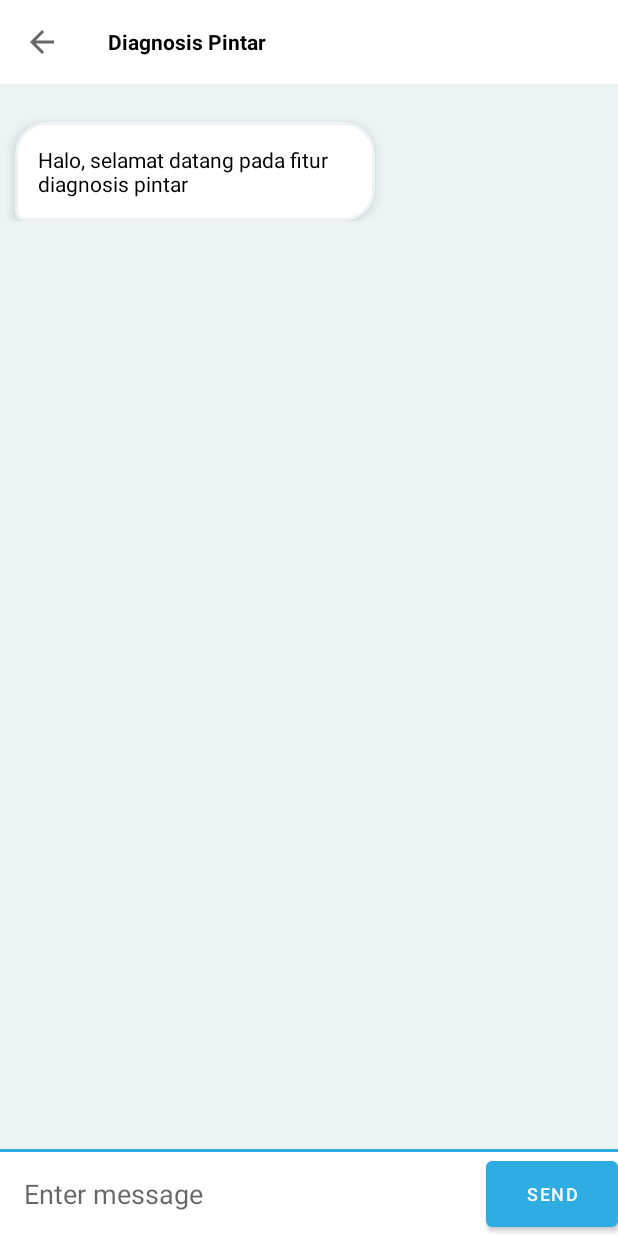
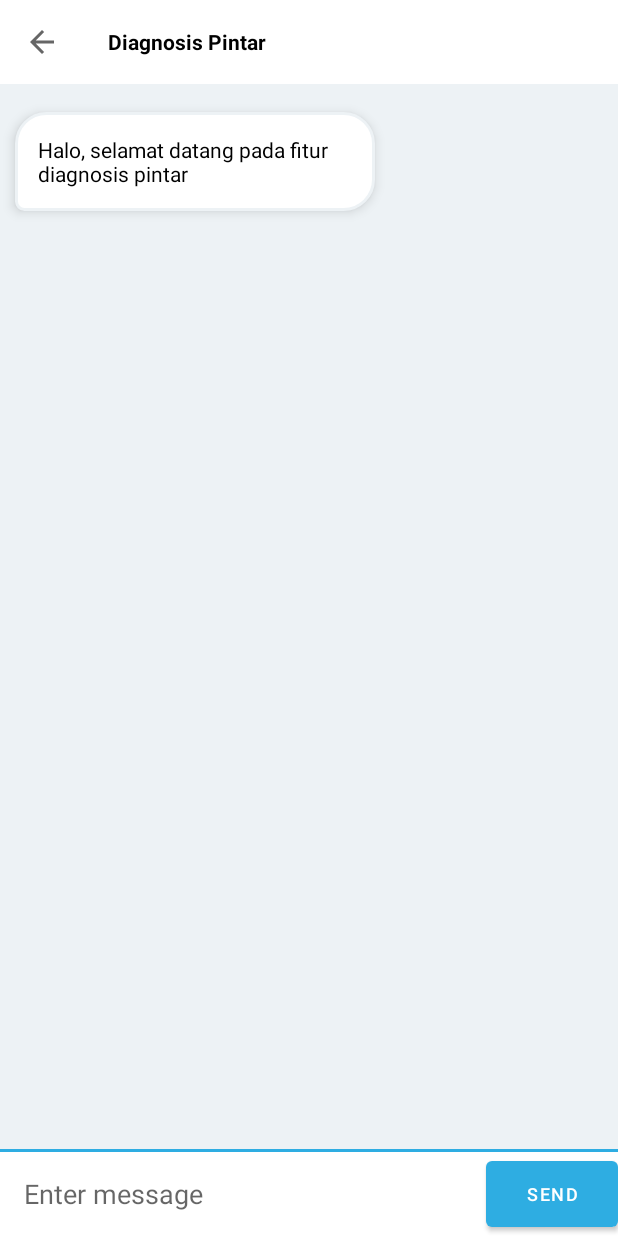
Before and after one commit to abdulkhobirr/MiniMyHealthApp, an Android app: the HomeActivity screen opened directly, with no data from a screen before it, after a tap on "Diagnosis Pintar", on a phone screen of 412 x 824 dp. Run offline under Robolectric (Android 15) with nearby library versions, the phone set to English and light mode, and no system bars; our stand-ins replace Room's generated code, RxJava.

Commit message:
Some fixes and code improvements

```diff
--- a/app/src/main/java/com/example/myhealthdiary/data/user/UserRepository.kt
+++ b/app/src/main/java/com/example/myhealthdiary/data/user/UserRepository.kt
@@ -1,6 +1,5 @@
 package com.example.myhealthdiary.data.user
 
-import androidx.lifecycle.LiveData
 import com.example.myhealthdiary.data.user.dao.UserDao
 import com.example.myhealthdiary.data.user.entity.User
 
@@ -9,6 +8,10 @@ class UserRepository(private val userDao: UserDao){
         return userDao.getUser(username, password)
     }
 
+    fun getUserData(username: String): User {
+        return userDao.getUserData(username)
+    }
+
     suspend fun addUser(user: User){
         userDao.addUser(user)
     }
--- a/app/src/main/java/com/example/myhealthdiary/data/user/dao/UserDao.kt
+++ b/app/src/main/java/com/example/myhealthdiary/data/user/dao/UserDao.kt
@@ -10,6 +10,9 @@ interface UserDao {
     @Query ("SELECT * FROM user_table WHERE Username= :username AND Password= :password")
     fun getUser(username:String, password: String): List<User>
 
+    @Query ("SELECT * FROM user_table WHERE Username= :username")
+    fun getUserData(username:String): User
+
     @Insert(onConflict = OnConflictStrategy.IGNORE)
     suspend fun addUser(user: User)
 }
--- a/app/src/main/java/com/example/myhealthdiary/view/home/HomeActivity.kt
+++ b/app/src/main/java/com/example/myhealthdiary/view/home/HomeActivity.kt
@@ -1,13 +1,19 @@
 package com.example.myhealthdiary.view.home
 
 import android.content.Context
+import android.content.Intent
 import androidx.appcompat.app.AppCompatActivity
 import android.os.Bundle
+import android.os.Handler
+import android.os.Looper
 import android.view.View
+import androidx.lifecycle.ViewModelProvider
 import com.example.myhealthdiary.databinding.ActivityHomeBinding
 import com.example.myhealthdiary.utils.pref.PrefManager
 import com.example.myhealthdiary.utils.pref.UserPreferenceKey
 import com.example.myhealthdiary.view.diagnosis.DiagnosisChatActivity
+import com.example.myhealthdiary.view.login.LoginActivity
+import com.example.myhealthdiary.viewmodel.LoginViewModel
 import com.google.android.material.appbar.AppBarLayout
 import org.jetbrains.anko.clearTask
 import org.jetbrains.anko.intentFor
@@ -20,6 +26,10 @@ class HomeActivity : AppCompatActivity() {
     private lateinit var binding: ActivityHomeBinding
 
     private val preferenceManager: PrefManager by inject()
+
+    private val loginViewModel by lazy {
+        ViewModelProvider(this).get(LoginViewModel::class.java)
+    }
 
     companion object {
         fun start(context: Context) {
@@ -36,20 +46,23 @@ class HomeActivity : AppCompatActivity() {
         val view = binding.root
         setContentView(view)
 
-        initUI()
+        loginViewModel.getUserData(preferenceManager.getString(UserPreferenceKey.USERNAME))
+
+        Handler(Looper.getMainLooper()).postDelayed({
+            initUI()
+        }, 500)
 
         initActions()
     }
 
     private fun initUI(){
-        val name = preferenceManager.getString(UserPreferenceKey.USERNAME)
-        binding.tvWelcome.text = name
+        binding.tvUsername.text = String.format("Halo, ${loginViewModel.userData?.Nama}")
 
         binding.appbarLayoutMain.addOnOffsetChangedListener(AppBarLayout.OnOffsetChangedListener(){ appBarLayout, verticalOffset ->
             when{
                 abs(verticalOffset) - appBarLayout.totalScrollRange == 0 -> {
                     //Collapsed
-                    binding.tvUsernameToolbar.text = name
+                    binding.tvUsernameToolbar.text = String.format("Halo, ${loginViewModel.userData?.Nama}")
                     binding.ivUser.visibility = View.INVISIBLE
                     binding.tvUsername.visibility = View.INVISIBLE
                     binding.tvWelcome.visibility = View.INVISIBLE
@@ -86,6 +99,11 @@ class HomeActivity : AppCompatActivity() {
         binding.btnBukuCatatan.setOnClickListener {  }
         binding.btnRumahSakit.setOnClickListener {  }
         binding.btnMyRecords.setOnClickListener {  }
-        binding.btnSambungGadget.setOnClickListener {  }
+        binding.btnSambungGadget.setOnClickListener {
+            preferenceManager.removeKey(UserPreferenceKey.IS_LOGGED_IN)
+            preferenceManager.removeKey(UserPreferenceKey.USERNAME)
+
+            LoginActivity.start(this)
+        }
     }
 }
--- a/app/src/main/java/com/example/myhealthdiary/view/login/InputDataActivity.kt
+++ b/app/src/main/java/com/example/myhealthdiary/view/login/InputDataActivity.kt
@@ -70,7 +70,6 @@ class InputDataActivity : AppCompatActivity(), GenderOnClickListener, DatePicker
                             Gender = binding.edtJenisKelamin.text.toString()
                     ))
                     preferenceManager.apply {
-                        saveString(UserPreferenceKey.USERNAME, binding.edtNama.text.toString())
                         saveBoolean(UserPreferenceKey.IS_LOGGED_IN, true)
                     }
                     HomeActivity.start(this)
--- a/app/src/main/java/com/example/myhealthdiary/viewmodel/LoginViewModel.kt
+++ b/app/src/main/java/com/example/myhealthdiary/viewmodel/LoginViewModel.kt
@@ -2,7 +2,6 @@ package com.example.myhealthdiary.viewmodel
 
 import android.app.Application
 import androidx.lifecycle.AndroidViewModel
-import androidx.lifecycle.LiveData
 import androidx.lifecycle.viewModelScope
 import com.example.myhealthdiary.data.user.UserRepository
 import com.example.myhealthdiary.data.user.entity.User
@@ -13,7 +12,9 @@ import kotlinx.coroutines.launch
 class LoginViewModel(application: Application): AndroidViewModel(application){
     private val repository: UserRepository
 
-    var user: List<User> ?= listOf()
+    var user: List<User> ?= null
+
+    var userData: User ?= null
 
     init {
         val userDao = AppDatabase.getDatabase(application).userDao()
@@ -27,4 +28,8 @@ class LoginViewModel(application: Application): AndroidViewModel(application){
     fun getUser(username: String, password: String) = viewModelScope.launch(Dispatchers.IO){
         user = repository.getUser(username, password)
     }
+
+    fun getUserData(username: String)  = viewModelScope.launch(Dispatchers.IO){
+        userData = repository.getUserData(username)
+    }
 }
--- a/app/src/main/res/layout/activity_diagnosis_chat.xml
+++ b/app/src/main/res/layout/activity_diagnosis_chat.xml
@@ -26,8 +26,10 @@
         android:id="@+id/rvChat"
         android:layout_width="match_parent"
         android:layout_height="0dp"
-        android:paddingVertical="20dp"
-        tools:listitem="@layout/item_my_message"
+        android:paddingVertical="15dp"
+        android:clipToPadding="false"
+        android:clipChildren="false"
+        tools:listitem="@layout/item_other_message"
         app:layout_constraintTop_toBottomOf="@id/toolbarChat"
         app:layout_constraintBottom_toTopOf="@id/clMessageArea"/>
 
--- a/app/src/main/res/layout/activity_home.xml
+++ b/app/src/main/res/layout/activity_home.xml
@@ -86,7 +86,7 @@
                         android:textColor="@android:color/white"
                         app:layout_collapseMode="parallax"
                         android:layout_gravity="bottom"
-                        android:text="Halo, abcd"
+                        android:text="Halo, user"
                         android:textStyle="bold"/>
                     <TextView
                         android:id="@+id/tvWelcome"
--- a/app/src/main/res/layout/activity_login.xml
+++ b/app/src/main/res/layout/activity_login.xml
@@ -47,6 +47,9 @@
         android:padding="10dp"
         android:layout_marginHorizontal="20dp"
         android:background="@drawable/bg_edittext"
+        android:maxLines="1"
+        android:inputType="text"
+        android:imeOptions="actionNext"
         android:hint="Email atau nomor telepon"
         app:layout_constraintTop_toBottomOf="@id/tvAppName"
         app:layout_constraintEnd_toEndOf="parent"
@@ -67,6 +70,9 @@
             android:padding="10dp"
             android:background="@color/colorTransparent"
             android:hint="Kata Sandi"
+            android:maxLines="1"
+            android:imeOptions="actionDone"
+            android:inputType="textPassword"
             app:layout_constraintTop_toTopOf="parent"
             app:layout_constraintBottom_toBottomOf="parent"
             app:layout_constraintStart_toStartOf="parent"
--- a/app/src/main/res/layout/activity_register.xml
+++ b/app/src/main/res/layout/activity_register.xml
@@ -36,6 +36,8 @@
         android:layout_marginHorizontal="20dp"
         android:background="@drawable/bg_edittext"
         android:hint="Email atau nomor telepon"
+        android:inputType="text"
+        android:maxLines="1"
         app:layout_constraintTop_toBottomOf="@id/glRegist"
         app:layout_constraintEnd_toEndOf="parent"
         app:layout_constraintStart_toStartOf="parent" />
@@ -49,6 +51,8 @@
         android:layout_marginHorizontal="20dp"
         android:background="@drawable/bg_edittext"
         android:hint="Kata Sandi"
+        android:maxLines="1"
+        android:inputType="textPassword"
         app:layout_constraintTop_toBottomOf="@id/edtUsername"
         app:layout_constraintEnd_toEndOf="parent"
         app:layout_constraintStart_toStartOf="parent" />
@@ -62,6 +66,8 @@
         android:layout_marginHorizontal="20dp"
         android:background="@drawable/bg_edittext"
         android:hint="Konfirmasi Kata Sandi"
+        android:inputType="textPassword"
+        android:maxLines="1"
         app:layout_constraintTop_toBottomOf="@id/edtPassword"
         app:layout_constraintEnd_toEndOf="parent"
         app:layout_constraintStart_toStartOf="parent" />
--- a/app/src/main/res/layout/item_my_message.xml
+++ b/app/src/main/res/layout/item_my_message.xml
@@ -2,6 +2,8 @@
 <androidx.constraintlayout.widget.ConstraintLayout xmlns:android="http://schemas.android.com/apk/res/android"
     android:layout_width="match_parent"
     android:layout_height="wrap_content"
+    android:paddingVertical="3dp"
+    android:clipToPadding="false"
     xmlns:app="http://schemas.android.com/apk/res-auto">
     <TextView
         android:id="@+id/txtMyMessage"
@@ -14,7 +16,6 @@
         android:elevation="5dp"
         android:textColor="@color/white"
         android:layout_marginEnd="10dp"
-        android:layout_marginTop="5dp"
         app:layout_constraintRight_toRightOf="parent"
         app:layout_constraintTop_toTopOf="parent" />
 </androidx.constraintlayout.widget.ConstraintLayout>
--- a/app/src/main/res/layout/item_other_message.xml
+++ b/app/src/main/res/layout/item_other_message.xml
@@ -2,6 +2,8 @@
 <androidx.constraintlayout.widget.ConstraintLayout xmlns:android="http://schemas.android.com/apk/res/android"
     android:layout_width="match_parent"
     android:layout_height="wrap_content"
+    android:paddingVertical="3dp"
+    android:clipToPadding="false"
     xmlns:app="http://schemas.android.com/apk/res-auto">
     <TextView
         android:id="@+id/txtOtherMessage"
@@ -14,7 +16,6 @@
         android:elevation="5dp"
         android:textColor="@color/black"
         android:layout_marginStart="10dp"
-        android:layout_marginTop="5dp"
         app:layout_constraintStart_toStartOf="parent"
         app:layout_constraintTop_toTopOf="parent" />
 </androidx.constraintlayout.widget.ConstraintLayout>
```
Also changed, not shown: app/src/main/java/com/example/myhealthdiary/view/login/LoginActivity.kt (+32 -1 lines), app/src/main/java/com/example/myhealthdiary/view/login/RegisterActivity.kt (+7 -1 lines).
